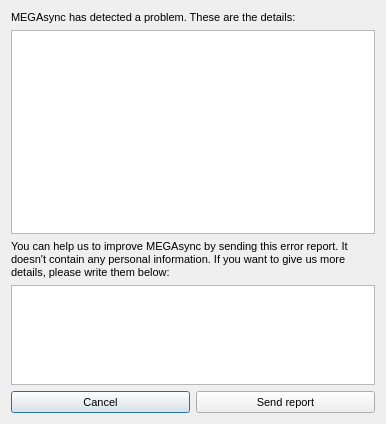
Qt form Source/MEGASync/gui/CrashReportDialog.ui (meganz/MEGAsync) before a commit.
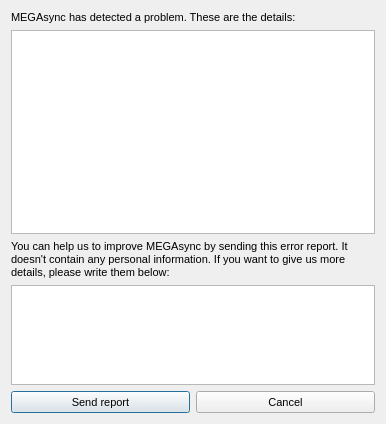
The same form after that commit.

What changed in the file:
```diff
--- a/Source/MEGASync/gui/CrashReportDialog.ui
+++ b/Source/MEGASync/gui/CrashReportDialog.ui
@@ -91,25 +91,6 @@
       <property name="margin">
        <number>0</number>
       </property>
-      <item>
-       <widget class="QPushButton" name="bCancel">
-        <property name="sizePolicy">
-         <sizepolicy hsizetype="Minimum" vsizetype="Preferred">
-          <horstretch>0</horstretch>
-          <verstretch>0</verstretch>
-         </sizepolicy>
-        </property>
-        <property name="minimumSize">
-         <size>
-          <width>0</width>
-          <height>18</height>
-         </size>
-        </property>
-        <property name="text">
-         <string>Cancel</string>
-        </property>
-       </widget>
-      </item>
       <item>
        <widget class="QPushButton" name="bOK">
         <property name="sizePolicy">
@@ -121,7 +102,7 @@
         <property name="minimumSize">
          <size>
           <width>0</width>
-          <height>18</height>
+          <height>16</height>
          </size>
         </property>
         <property name="text">
@@ -129,6 +110,25 @@
         </property>
        </widget>
       </item>
+      <item>
+       <widget class="QPushButton" name="bCancel">
+        <property name="sizePolicy">
+         <sizepolicy hsizetype="Minimum" vsizetype="Preferred">
+          <horstretch>0</horstretch>
+          <verstretch>0</verstretch>
+         </sizepolicy>
+        </property>
+        <property name="minimumSize">
+         <size>
+          <width>0</width>
+          <height>16</height>
+         </size>
+        </property>
+        <property name="text">
+         <string>Cancel</string>
+        </property>
+       </widget>
+      </item>
      </layout>
     </widget>
    </item>
```
Left out of the diff: 2 changed lines with no effect on the pictures.
